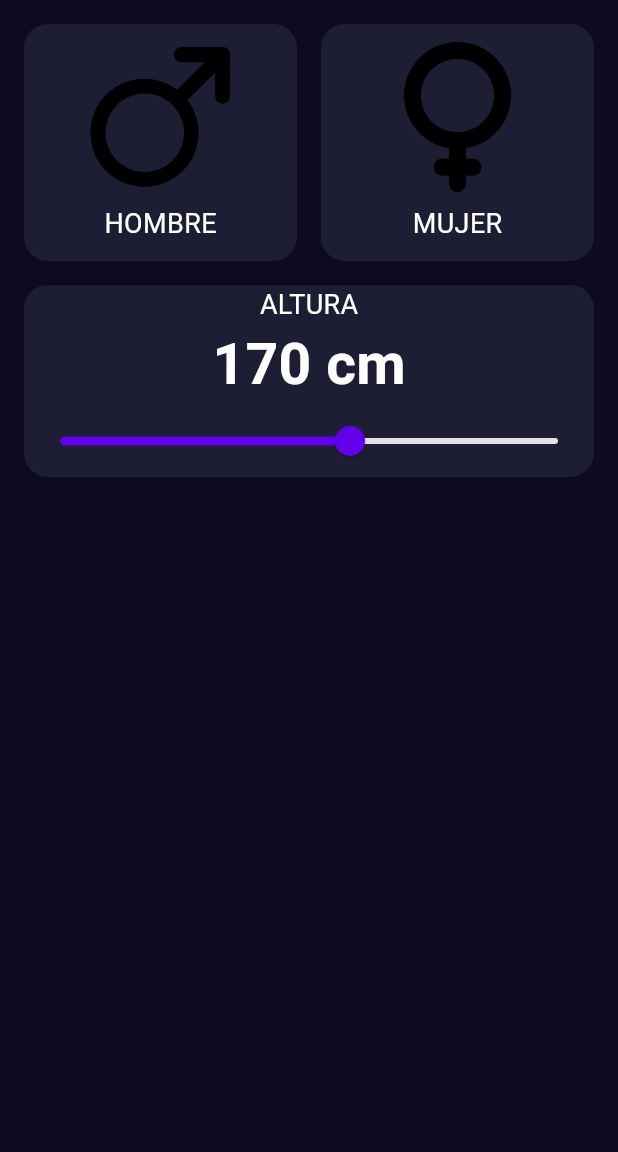
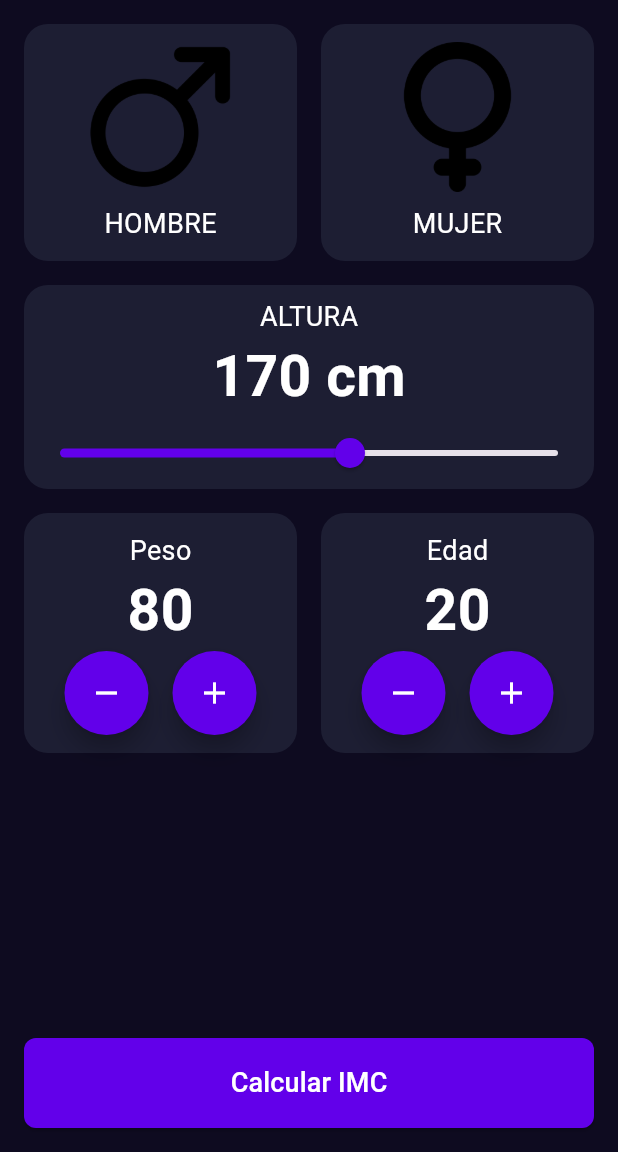
Before and after one commit to johnvacacela/ICM-Calculator, a Flutter app: the screen it shows after launch, on a phone screen of 412 x 824 dp, the part 84-1236 px from its top. Run offline on Flutter 3.47's test engine with Material 3 defaults, Android fonts, the phone set to English and light mode, and no system bars.

Commit message:
Add NumberSelector component and integrate it into IMCHomeScreen

```diff
--- a/lib/components/height_selector.dart
+++ b/lib/components/height_selector.dart
@@ -22,7 +22,10 @@ class HeightSelectorState extends State<HeightSelector> {
         ),
         child: Column(
           children: [
-            Text("Altura".toUpperCase(), style: TextStyles.bodyText,),
+            Padding(
+              padding: const EdgeInsets.only(top:8),
+              child: Text("Altura".toUpperCase(), style: TextStyles.bodyText,),
+            ),
             Text("${selectedHeight.toStringAsFixed(0)} cm", style: TextStyle(
               color: Colors.white,
               fontSize: 38,
--- /dev/null
+++ b/lib/components/number_selector.dart
@@ -0,0 +1,74 @@
+import 'package:flutter/material.dart';
+import 'package:imc_calculator/core/text_styles.dart';
+import 'package:imc_calculator/core/app_colors.dart';
+
+class NumberSelector extends StatefulWidget {
+  final String title;
+  final Function() onIncrement;
+  final Function() onDecrement;
+  final int value;
+
+  const NumberSelector({
+    super.key,
+    required this.title,
+    required this.onIncrement,
+    required this.onDecrement,
+    required this.value,
+  });
+
+  @override
+  State<NumberSelector> createState() => _NumberSelector();
+}
+
+class _NumberSelector extends State<NumberSelector> {
+  @override
+  Widget build(BuildContext context) {
+    return Container(
+      decoration: BoxDecoration(),
+      child: Container(
+        decoration: BoxDecoration(
+          color: AppColors.backgroundComponent,
+          borderRadius: BorderRadius.circular(16),
+        ),
+        child: Padding(
+          padding: const EdgeInsets.all(12.0),
+          child: Column(
+            children: [
+              Text(widget.title, style: TextStyles.bodyText),
+              Text(
+                widget.value.toString(),
+                style: TextStyle(
+                  color: Colors.white,
+                  fontSize: 38,
+                  fontWeight: FontWeight.bold,
+                ),
+              ),
+              Row(
+                mainAxisAlignment: MainAxisAlignment.center,
+                children: [
+                  FloatingActionButton(
+                    onPressed: () {
+                      widget.onDecrement();
+                    },
+                    shape: CircleBorder(),
+                    backgroundColor: AppColors.primary,
+                    child: Icon(Icons.remove, color: Colors.white),
+                  ),
+                  SizedBox(width: 16),
+                  FloatingActionButton(
+                    onPressed: () {
+                      widget.onIncrement();
+                    },
+                    shape: CircleBorder(),
+                    backgroundColor: AppColors.primary,
+                    child: Icon(Icons.add, color: Colors.white),
+                  ),
+                ],
+              ),
+            ],
+          ),
+        ),
+      ),
+    );
+  }
+}
--- a/lib/screens/imc_home_screen.dart
+++ b/lib/screens/imc_home_screen.dart
@@ -1,6 +1,9 @@
 import 'package:flutter/material.dart';
 import 'package:imc_calculator/components/gender_selector.dart';
 import 'package:imc_calculator/components/height_selector.dart';
+import 'package:imc_calculator/components/number_selector.dart';
+import 'package:imc_calculator/core/app_colors.dart';
+import 'package:imc_calculator/core/text_styles.dart';
 
 class IMCHomeScreen extends StatefulWidget {
   const IMCHomeScreen({super.key});
@@ -10,11 +13,79 @@ class IMCHomeScreen extends StatefulWidget {
 }
 
 class _IMCHomeScreen extends State<IMCHomeScreen> {
+  int selectedAge = 20;
+  int selectedWeight = 80;
+
   @override
   Widget build(BuildContext context) {
-    return Column(children: [
+    return Column(
+      children: [
         GenderSelector(),
-        HeightSelector()
+        HeightSelector(),
+        Padding(
+          padding: const EdgeInsets.all(16),
+          child: Row(
+            children: [
+              Expanded(
+                child: NumberSelector(
+                  title: "Peso",
+                  value: selectedWeight,
+                  onIncrement: () {
+                    setState(() {
+                      selectedWeight++;
+                    });
+                  },
+                  onDecrement: () {
+                    setState(() {
+                      if (selectedWeight > 0) {
+                        selectedWeight--;
+                      }
+                    });
+                  },
+                ),
+              ),
+              SizedBox(width: 16),
+              Expanded(
+                child: NumberSelector(
+                  title: "Edad",
+                  value: selectedAge,
+                  onIncrement: () {
+                    setState(() {
+                      selectedAge++;
+                    });
+                  },
+                  onDecrement: () {
+                    setState(() {
+                      selectedAge--;
+                    });
+                  },
+                ),
+              ),
+            ],
+          ),
+        ),
+        Spacer(),
+        Padding(
+          padding: const EdgeInsets.all(16.0),
+          child: SizedBox(
+            height: 60,
+            width: double.infinity,
+            child: ElevatedButton(
+              onPressed: () {
+                // Calcular IMC
+              },
+              style: ButtonStyle(
+                shape: WidgetStateProperty.all(
+                  RoundedRectangleBorder(
+                    borderRadius: BorderRadius.circular(8),
+                  ),
+                ),
+                backgroundColor: WidgetStatePropertyAll(AppColors.primary),
+              ),
+              child: Text("Calcular IMC", style: TextStyles.bodyText),
+            ),
+          ),
+        ),
       ],
     );
   }
```
